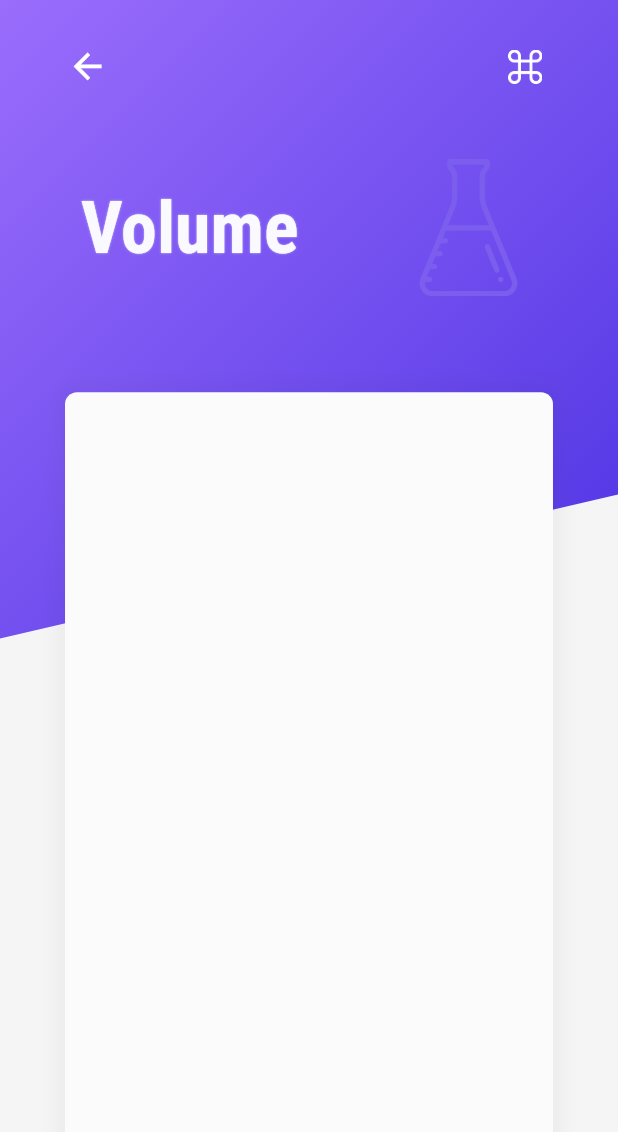
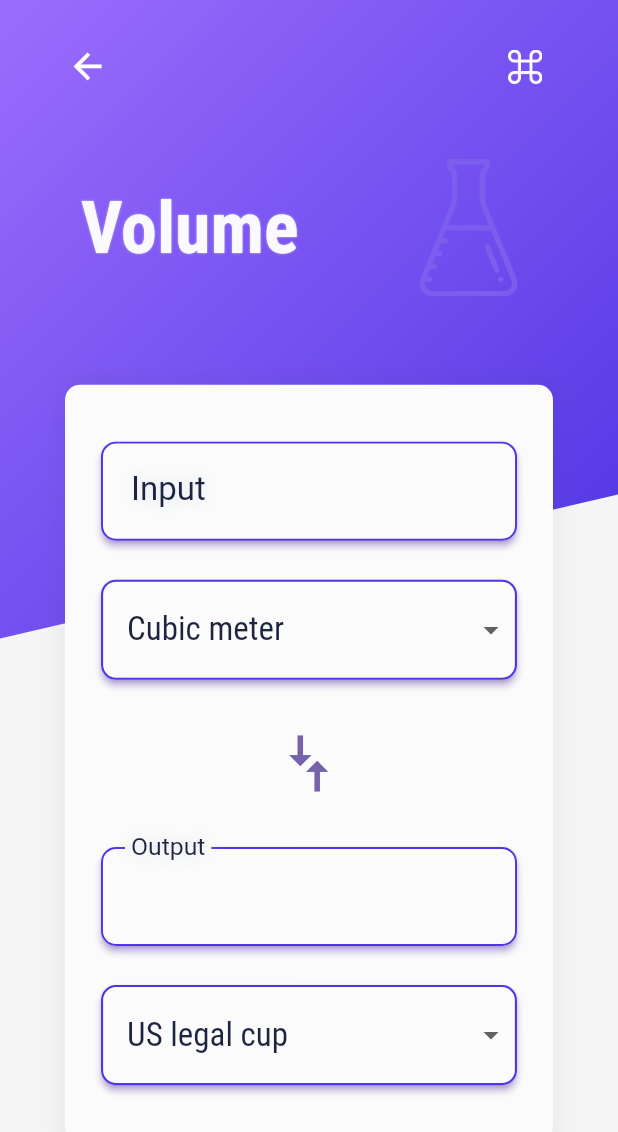
Before and after one commit to bharat-1809/Unito, a Flutter app: the screen it shows after launch, after a tap on "Volume", on a phone screen of 412 x 824 dp. Shown: the top 1132 px of the screen. Run offline on Flutter 3.47's test engine with Material 2 defaults, Android fonts, the phone set to English and light mode, and no system bars; our stand-ins replace device_preview.

Commit message:
Added Converter Functionality

```diff
--- a/unit_converter_app/assets/data/units.json
+++ b/unit_converter_app/assets/data/units.json
@@ -169,5 +169,36 @@
       "name": "Petabyte",
       "conversion": 0.000000001
     }
+  ],
+  "Time": [
+    {
+      "name": "Second",
+      "conversion": 1.0,
+      "base_unit": true
+    },
+    {
+      "name": "Millisecond",
+      "conversion": 1000.0
+    },
+    {
+      "name": "Minute",
+      "conversion": 0.0166666666666667
+    },
+    {
+      "name": "Hour",
+      "conversion": 0.0002777777777778
+    },
+    {
+      "name": "Day",
+      "conversion": 0.00001157407407
+    },
+    {
+      "name": "Week",
+      "conversion": 0.000001653439153
+    },
+    {
+      "name": "Fortnight",
+      "conversion": 0.000000826719576
+    }
   ]
 }
--- a/unit_converter_app/lib/component/category_tile.dart
+++ b/unit_converter_app/lib/component/category_tile.dart
@@ -16,6 +16,7 @@ class CategoryTile extends StatelessWidget {
   @override
   Widget build(BuildContext context) {
     final height = MediaQuery.of(context).size.height;
+
     void _openConverterRoute(Category categoryUnit) {
       Navigator.of(context).push(MaterialPageRoute(builder: (context) {
         return UnitConverter(
--- /dev/null
+++ b/unit_converter_app/lib/component/unitCon_Logic.dart
@@ -0,0 +1,296 @@
+import 'package:flutter/material.dart';
+import 'package:unitconverterapp/component/unit.dart';
+
+class UnitConFgUI extends StatefulWidget {
+  final List<Unit> units;
+  UnitConFgUI({Key key, @required this.units})
+      : assert(units != null),
+        super(key: key);
+  @override
+  _UnitConFgUIState createState() => _UnitConFgUIState();
+}
+
+class _UnitConFgUIState extends State<UnitConFgUI> {
+  double _inputValue;
+  String _convertedValue = '';
+  Unit _fromUnit;
+  Unit _toUnit;
+  List<DropdownMenuItem> _dropdownItems;
+  bool _showValidationError = false;
+  final _inputKey = GlobalKey(debugLabel: 'inputText');
+
+  @override
+  void initState() {
+    super.initState();
+    _setDefaults();
+    _createDropdownItems();
+  }
+
+  @override
+  void didUpdateWidget(UnitConFgUI old) {
+    super.didUpdateWidget(old);
+    if (widget.units != old.units) {
+      _setDefaults();
+      _createDropdownItems();
+    }
+  }
+
+  void _setDefaults() {
+    setState(() {
+      _fromUnit = widget.units[0];
+      _toUnit = widget.units[1];
+      if (_inputValue != null) {
+        _updateConversion();
+      }
+    });
+  }
+
+  void _createDropdownItems() {
+    var newItems = <DropdownMenuItem>[];
+    for (var unit in widget.units) {
+      newItems.add(DropdownMenuItem(
+        value: unit.name,
+        child: Container(
+          child: Text(
+            unit.name,
+            softWrap: true,
+          ),
+        ),
+      ));
+    }
+    setState(() {
+      _dropdownItems = newItems;
+    });
+  }
+
+  String _format(double value) {
+    var _outputVal = value.toStringAsPrecision(8);
+    if (_outputVal.contains('.') && _outputVal.endsWith('0')) {
+      var i = _outputVal.length - 1;
+      while (_outputVal[i] == '0') {
+        i -= 1;
+      }
+      _outputVal = _outputVal.substring(0, i + 1);
+    }
+    if (_outputVal.endsWith('.')) {
+      _outputVal = _outputVal.substring(0, _outputVal.length - 1);
+    }
+    return _outputVal;
+  }
+
+  Future<void> _updateConversion() async {
+    setState(() {
+      _convertedValue =
+          _format(_inputValue * (_toUnit.conversion / _fromUnit.conversion));
+    });
+  }
+
+  void _updateInputVal(String value) {
+    setState(() {
+      if (value == null || value.isEmpty) {
+        _convertedValue = '';
+      } else {
+        try {
+          final _inputDouble = double.parse(value);
+          _showValidationError = false;
+          _inputValue = _inputDouble;
+          _updateConversion();
+        } catch (e) {
+          _showValidationError = true;
+          print(e);
+        }
+      }
+    });
+  }
+
+  Unit _getUnit(dynamic unitName) {
+    return widget.units.firstWhere(
+      (Unit unit) {
+        return unit.name == unitName;
+      },
+      orElse: null,
+    );
+  }
+
+  void _updateFromUnit(dynamic unitName) {
+    setState(() {
+      _fromUnit = _getUnit(unitName);
+    });
+    if (_inputValue != null) {
+      _updateConversion();
+    }
+  }
+
+  void _updateToUnit(dynamic unitName) {
+    setState(() {
+      _toUnit = _getUnit(unitName);
+    });
+    if (_inputValue != null) {
+      _updateConversion();
+    }
+  }
+
+  @override
+  Widget build(BuildContext context) {
+    final _inputTextTheme = Theme.of(context).textTheme.headline.copyWith(
+          fontSize: 22,
+          fontFamily: 'Roboto',
+          fontWeight: FontWeight.w400,
+        );
+    final _borderRadius = BorderRadius.circular(10);
+    final _materialElevation = 2.0;
+    final _materialShadowColor = Theme.of(context).hintColor;
+    final _materialColor = Theme.of(context).primaryColor;
+    final _outlineBorder = OutlineInputBorder(
+      borderRadius: _borderRadius,
+      borderSide: BorderSide(
+        color: Theme.of(context).focusColor,
+        width: 1.3,
+        style: BorderStyle.solid,
+      ),
+    );
+
+    Widget _buildUnitsDropdown(
+        String currentValue, ValueChanged<dynamic> onChanged) {
+      return Container(
+        padding: EdgeInsets.symmetric(vertical: 8.0),
+        decoration: BoxDecoration(
+          borderRadius: _borderRadius,
+          border: Border.all(
+            width: 1.4,
+            color: Theme.of(context).focusColor,
+          ),
+          // color: Theme.of(context).hintColor,
+        ),
+        child: DropdownButtonHideUnderline(
+          child: Container(
+            decoration: BoxDecoration(
+              borderRadius: _borderRadius,
+            ),
+            child: ButtonTheme(
+              alignedDropdown: true,
+              child: DropdownButton(
+                value: currentValue,
+                items: _dropdownItems,
+                onChanged: onChanged,
+                style: _inputTextTheme.copyWith(
+                  fontSize: 22,
+                  fontWeight: FontWeight.w400,
+                  fontFamily: 'Roboto_Con',
+                  shadows: [],
+                ),
+              ),
+            ),
+          ),
+        ),
+      );
+    }
+
+    Widget _buildInputContainer() {
+      return Container(
+        child: Padding(
+          padding: const EdgeInsets.all(8.0),
+          child: Column(
+            mainAxisAlignment: MainAxisAlignment.center,
+            crossAxisAlignment: CrossAxisAlignment.stretch,
+            children: <Widget>[
+              Material(
+                elevation: _materialElevation,
+                color: _materialColor,
+                shadowColor: _materialShadowColor,
+                borderRadius: _borderRadius,
+                child: Container(
+                  child: TextField(
+                    key: _inputKey,
+                    decoration: InputDecoration(
+                      labelText: 'Input',
+                      labelStyle: _inputTextTheme,
+                      focusedBorder: _outlineBorder,
+                      enabledBorder: _outlineBorder,
+                      contentPadding: EdgeInsets.all(20),
+                    ),
+                    cursorColor: Theme.of(context).focusColor,
+                    style: _inputTextTheme.copyWith(fontSize: 22.0),
+                    keyboardType: TextInputType.number,
+                    onChanged: (newValue) {
+                      _updateInputVal(newValue);
+                    },
+                  ),
+                ),
+              ),
+              SizedBox(height: 26),
+              Material(
+                  elevation: _materialElevation,
+                  shadowColor: _materialShadowColor,
+                  color: _materialColor,
+                  borderRadius: _borderRadius,
+                  child: _buildUnitsDropdown(_fromUnit.name, _updateFromUnit)),
+            ],
+          ),
+        ),
+      );
+    }
+
+    Widget _buildArrows() {
+      return Container(
+        child: RotatedBox(
+          quarterTurns: 1,
+          child: Icon(Icons.compare_arrows,
+              size: 45, color: Theme.of(context).splashColor),
+        ),
+      );
+    }
+
+    Widget _buildOutputContainer() {
+      return Padding(
+        padding: const EdgeInsets.all(8.0),
+        child: Container(
+          child: Column(
+            mainAxisSize: MainAxisSize.min,
+            mainAxisAlignment: MainAxisAlignment.center,
+            crossAxisAlignment: CrossAxisAlignment.stretch,
+            children: [
+              Material(
+                elevation: _materialElevation,
+                color: _materialColor,
+                shadowColor: _materialShadowColor,
+                borderRadius: _borderRadius,
+                child: InputDecorator(
+                  textAlign: TextAlign.end,
+                  isFocused: false,
+                  child: Text(
+                    _convertedValue,
+                    style: _inputTextTheme,
+                  ),
+                  decoration: InputDecoration(
+                    labelText: 'Output',
+                    labelStyle: _inputTextTheme,
+                    enabledBorder: _outlineBorder,
+                    contentPadding: EdgeInsets.all(20.0),
+                  ),
+                ),
+              ),
+              SizedBox(height: 26),
+              Material(
+                  elevation: _materialElevation,
+                  color: _materialColor,
+                  shadowColor: _materialShadowColor,
+                  borderRadius: _borderRadius,
+                  child: _buildUnitsDropdown(_toUnit.name, _updateToUnit)),
+            ],
+          ),
+        ),
+      );
+    }
+
+    return Column(
+      // mainAxisSize: MainAxisSize.min,
+      mainAxisAlignment: MainAxisAlignment.center,
+      children: <Widget>[
+        Expanded(flex: 3, child: _buildInputContainer()),
+        Expanded(flex: 1, child: _buildArrows()),
+        Expanded(flex: 3, child: _buildOutputContainer()),
+      ],
+    );
+  }
+}
--- a/unit_converter_app/lib/component/unit_UI.dart
+++ b/unit_converter_app/lib/component/unit_UI.dart
@@ -1,18 +1,19 @@
 import 'package:flutter/material.dart';
+import 'package:unitconverterapp/component/unit.dart';
 
 /// Background UI Widget ( the design one )
-class UnitUI extends StatefulWidget {
-  const UnitUI();
+class UnitBgUI extends StatefulWidget {
+  const UnitBgUI();
   @override
-  _UnitUIState createState() => _UnitUIState();
+  _UnitBgUIState createState() => _UnitBgUIState();
 }
 
-class _UnitUIState extends State<UnitUI> {
+class _UnitBgUIState extends State<UnitBgUI> {
   @override
   Widget build(BuildContext context) {
     return Container(
       height: MediaQuery.of(context).size.height,
-      width: MediaQuery.of(context).size.width ,
+      width: MediaQuery.of(context).size.width,
       color: Theme.of(context).canvasColor,
       child: Center(
         child: ClipPath(
--- a/unit_converter_app/lib/screens/category_screen.dart
+++ b/unit_converter_app/lib/screens/category_screen.dart
@@ -28,7 +28,7 @@ class _CategoryScreenState extends State<CategoryScreen> {
     'Volume',
     'Weight',
     'Data',
-    'Currency',
+    'Time',
   ];
 
   /// List of Category icon location
--- a/unit_converter_app/lib/screens/unit_screen.dart
+++ b/unit_converter_app/lib/screens/unit_screen.dart
@@ -1,5 +1,6 @@
 import 'package:flutter/material.dart';
 import 'package:unitconverterapp/component/category.dart';
+import 'package:unitconverterapp/component/unitCon_Logic.dart';
 import 'package:unitconverterapp/component/unit_UI.dart';
 import 'package:unitconverterapp/screens/menu.dart';
 
@@ -26,11 +27,10 @@ class _UnitConverterState extends State<UnitConverter> {
     /// Contains the Dropdowns and Input container
     Widget unitInputContainer() {
       return Container(
-        margin: EdgeInsets.all(5.0),
         padding: EdgeInsets.all(16.0),
         decoration: BoxDecoration(
           color: Theme.of(context).primaryColor,
-          borderRadius: BorderRadius.circular(8),
+          borderRadius: BorderRadius.circular(10),
           boxShadow: [
             BoxShadow(
               color: Color.fromRGBO(46, 46, 46, 0.05),
@@ -43,6 +43,9 @@ class _UnitConverterState extends State<UnitConverter> {
         height: 0.612745098 * height,
         width: 0.7895884774 * width,
         // TODO: Implement the input method for the unit conversion
+        child: UnitConFgUI(
+          units: widget.category.units,
+        ),
       );
     }
 
@@ -162,7 +165,7 @@ class _UnitConverterState extends State<UnitConverter> {
               Expanded(
                 child: Stack(
                   children: <Widget>[
-                    UnitUI(),
+                    UnitBgUI(),
                     _topDesign(),
                   ],
                 ),
```
